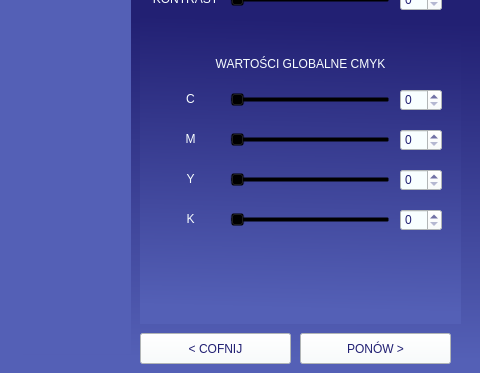
The window that ManipulatorZdjecPIPAO/mainwindow.ui (Wiktor-Kobryn/ManipulatorZdjecPIPAO) describes before a commit, drawn with Qt 5; both pictures show x 720 to 1200 and y 227 to 600 of the 1200 by 600 pixel window.
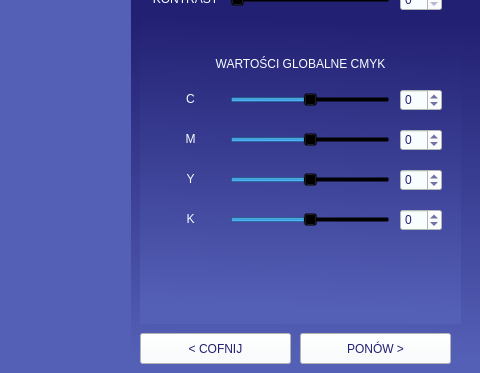
The same window after the commit. The open tabs and pages were chosen to show the change.

```diff
--- a/ManipulatorZdjecPIPAO/mainwindow.ui
+++ b/ManipulatorZdjecPIPAO/mainwindow.ui
@@ -576,6 +576,12 @@
       <property name="styleSheet">
        <string notr="true">background-color: rgb(248, 254, 255);</string>
       </property>
+      <property name="minimum">
+       <number>-50</number>
+      </property>
+      <property name="maximum">
+       <number>50</number>
+      </property>
      </widget>
      <widget class="QLabel" name="label_14">
       <property name="geometry">
@@ -631,6 +637,12 @@
        <string notr="true">background-color: rgba(0, 0, 0, 0);
 color: rgb(248, 254, 255);</string>
       </property>
+      <property name="minimum">
+       <number>-50</number>
+      </property>
+      <property name="maximum">
+       <number>50</number>
+      </property>
       <property name="orientation">
        <enum>Qt::Horizontal</enum>
       </property>
@@ -647,6 +659,12 @@
       <property name="styleSheet">
        <string notr="true">background-color: rgb(248, 254, 255);</string>
       </property>
+      <property name="minimum">
+       <number>-50</number>
+      </property>
+      <property name="maximum">
+       <number>50</number>
+      </property>
      </widget>
      <widget class="QSlider" name="SliderM">
       <property name="geometry">
@@ -661,6 +679,12 @@
        <string notr="true">background-color: rgba(0, 0, 0, 0);
 color: rgb(248, 254, 255);</string>
       </property>
+      <property name="minimum">
+       <number>-50</number>
+      </property>
+      <property name="maximum">
+       <number>50</number>
+      </property>
       <property name="orientation">
        <enum>Qt::Horizontal</enum>
       </property>
@@ -697,6 +721,12 @@
       <property name="styleSheet">
        <string notr="true">background-color: rgb(248, 254, 255);</string>
       </property>
+      <property name="minimum">
+       <number>-50</number>
+      </property>
+      <property name="maximum">
+       <number>50</number>
+      </property>
      </widget>
      <widget class="QSlider" name="SliderY">
       <property name="geometry">
@@ -711,6 +741,12 @@
        <string notr="true">background-color: rgba(0, 0, 0, 0);
 color: rgb(248, 254, 255);</string>
       </property>
+      <property name="minimum">
+       <number>-50</number>
+      </property>
+      <property name="maximum">
+       <number>50</number>
+      </property>
       <property name="orientation">
        <enum>Qt::Horizontal</enum>
       </property>
@@ -747,6 +783,12 @@
       <property name="styleSheet">
        <string notr="true">background-color: rgb(248, 254, 255);</string>
       </property>
+      <property name="minimum">
+       <number>-50</number>
+      </property>
+      <property name="maximum">
+       <number>50</number>
+      </property>
      </widget>
      <widget class="QSlider" name="SliderK">
       <property name="geometry">
@@ -761,6 +803,12 @@
        <string notr="true">background-color: rgba(0, 0, 0, 0);
 color: rgb(248, 254, 255);</string>
       </property>
+      <property name="minimum">
+       <number>-50</number>
+      </property>
+      <property name="maximum">
+       <number>50</number>
+      </property>
       <property name="orientation">
        <enum>Qt::Horizontal</enum>
       </property>
```
Left out of the diff: 31 changed lines with no effect on the pictures.
